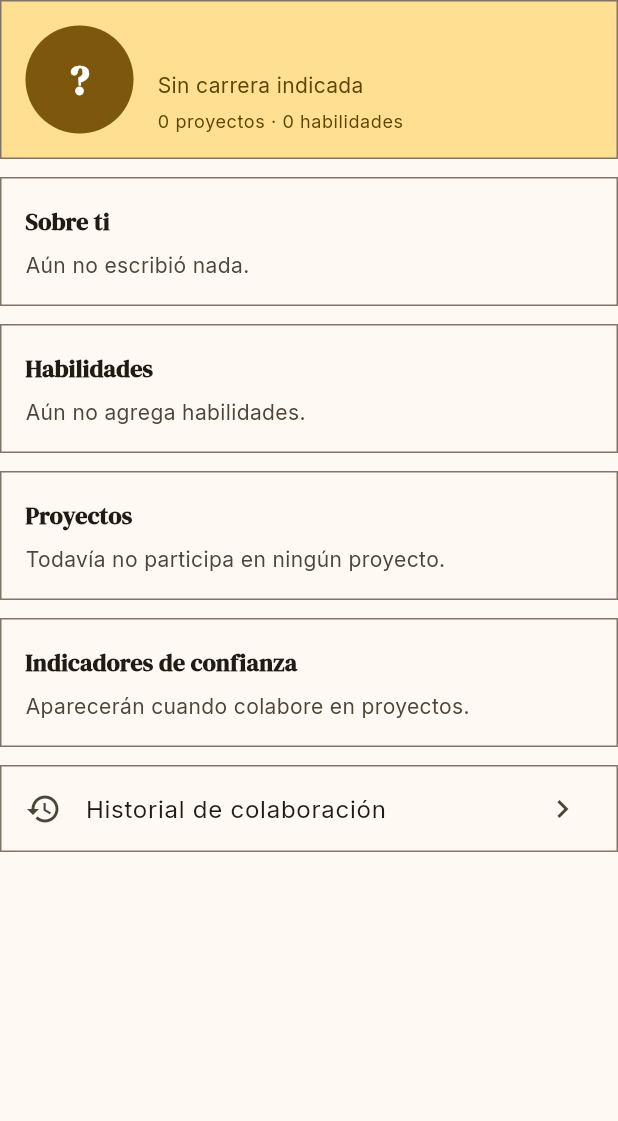
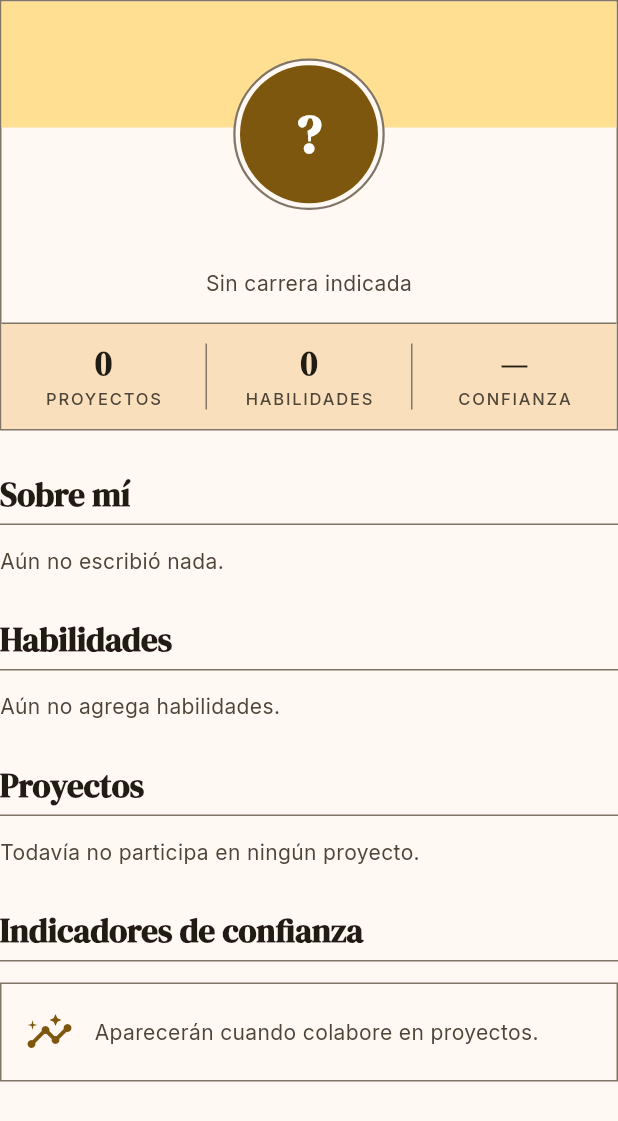
Before and after one commit to kicconsu/design-thinking, a Flutter app: the ProfileView widget shown alone on an empty page, opened directly with empty values, on a phone screen of 412 x 824 dp. Shown: the top 1121 px of the screen. Run offline on Flutter 3.47's test engine with Material 3 defaults, Android fonts, the phone set to English and light mode, and no system bars; our stand-ins replace flex_color_scheme, flutter_secure_storage, get, google_fonts, loggy, shared_preferences; missing offline and left inert: roble; accounts and stored records are empty.

Commit message:
feat(profile): redesign profile header and sections, merge projects into history
Centered avatar over the banner, figures strip, serif section headings
and flat content instead of stacked white cards. Edit lives only behind
the gear. Settings shows the email as a detail, not an option. The
separate projects screen is dropped: the projects card leads to the
collaboration history.

```diff
--- a/app/lib/features/profile/ui/pages/profile_page.dart
+++ b/app/lib/features/profile/ui/pages/profile_page.dart
@@ -10,8 +10,6 @@ import 'package:imker/routes/app_routes.dart';
 import '../viewmodels/profile_controller.dart';
 import '../widgets/profile_view.dart';
 import 'collaboration_history_page.dart';
-import 'edit_profile_page.dart';
-import 'profile_projects_page.dart';
 import 'settings_page.dart';
 import 'trust_indicators_page.dart';
 
@@ -101,10 +99,7 @@ class _ProfileContent extends StatelessWidget {
               isOwn: true,
               projects: myProjects,
               onOpenSettings: () => Get.to(() => const SettingsPage()),
-              onEdit: () => Get.to(() => const EditProfilePage()),
               onOpenProject: (p) => Get.to(() => ProjectDetailPage(project: p)),
-              onOpenProjects: () =>
-                  Get.to(() => ProfileProjectsPage(projects: myProjects)),
               onOpenIndicators: () =>
                   Get.to(() => TrustIndicatorsPage(profile: profile)),
               onOpenHistory: () => Get.to(
--- a/app/lib/features/profile/ui/pages/profile_projects_page.dart
+++ /dev/null
@@ -1,52 +0,0 @@
-import 'package:flutter/material.dart';
-import 'package:get/get.dart';
-
-import 'package:imker/features/projects/domain/models/project.dart';
-import 'package:imker/features/projects/ui/pages/project_detail_page.dart';
-import 'package:imker/features/projects/ui/widgets/project_tile.dart';
-
-/// Todos los proyectos de la persona: los que creó y en los que colabora.
-class ProfileProjectsPage extends StatelessWidget {
-  const ProfileProjectsPage({super.key, required this.projects});
-
-  final List<Project> projects;
-
-  @override
-  Widget build(BuildContext context) {
-    final cs = Theme.of(context).colorScheme;
-    final tt = Theme.of(context).textTheme;
-
-    return Scaffold(
-      backgroundColor: cs.primaryContainer,
-      appBar: AppBar(
-        backgroundColor: cs.tertiaryContainer,
-        title: const Text('Proyectos'),
-        centerTitle: true,
-        elevation: 0,
-      ),
-      body: SafeArea(
-        child: projects.isEmpty
-            ? Center(
-                child: Padding(
-                  padding: const EdgeInsets.all(24),
-                  child: Text(
-                    'Todavía no hay proyectos para mostrar.',
-                    style: tt.bodyMedium,
-                    textAlign: TextAlign.center,
-                  ),
-                ),
-              )
-            : ListView(
-                padding: const EdgeInsets.fromLTRB(20, 16, 20, 24),
-                children: [
-                  for (final p in projects)
-                    ProjectTile(
-                      project: p,
-                      onTap: () => Get.to(() => ProjectDetailPage(project: p)),
-                    ),
-                ],
-              ),
-      ),
-    );
-  }
-}
--- a/app/lib/features/profile/ui/pages/settings_page.dart
+++ b/app/lib/features/profile/ui/pages/settings_page.dart
@@ -6,7 +6,8 @@ import 'package:imker/routes/app_routes.dart';
 
 import 'edit_profile_page.dart';
 
-/// Ajustes de la cuenta: editar perfil, configuración y cerrar sesión.
+/// Detalles de la cuenta (solo lectura) y ajustes: editar perfil,
+/// configuración y cerrar sesión.
 class SettingsPage extends StatelessWidget {
   const SettingsPage({super.key});
 
@@ -62,7 +63,42 @@ class SettingsPage extends StatelessWidget {
           padding: const EdgeInsets.fromLTRB(20, 16, 20, 24),
           children: [
             Text(
-              'Cuenta',
+              'Detalles',
+              style: tt.titleSmall?.copyWith(color: cs.onSurfaceVariant),
+            ),
+            const SizedBox(height: 8),
+            Container(
+              padding: const EdgeInsets.all(16),
+              decoration: BoxDecoration(
+                color: cs.surface,
+                border: Border.all(color: cs.outline),
+              ),
+              child: Row(
+                children: [
+                  Icon(Icons.mail_outline, color: cs.onSurfaceVariant),
+                  const SizedBox(width: 12),
+                  Expanded(
+                    child: Column(
+                      crossAxisAlignment: CrossAxisAlignment.start,
+                      children: [
+                        Text(
+                          'CORREO',
+                          style: tt.labelSmall?.copyWith(
+                            letterSpacing: 1.2,
+                            color: cs.onSurfaceVariant,
+                          ),
+                        ),
+                        const SizedBox(height: 2),
+                        Text(auth.loggedEmail, style: tt.bodyLarge),
+                      ],
+                    ),
+                  ),
+                ],
+              ),
+            ),
+            const SizedBox(height: 24),
+            Text(
+              'Ajustes',
               style: tt.titleSmall?.copyWith(color: cs.onSurfaceVariant),
             ),
             const SizedBox(height: 8),
@@ -74,23 +110,10 @@ class SettingsPage extends StatelessWidget {
                 onTap: () => Get.off(() => const EditProfilePage()),
               ),
               Divider(height: 1, color: cs.outline),
-              ListTile(
-                leading: const Icon(Icons.mail_outline),
-                title: const Text('Correo'),
-                subtitle: Text(auth.loggedEmail),
-              ),
-            ]),
-            const SizedBox(height: 20),
-            Text(
-              'Aplicación',
-              style: tt.titleSmall?.copyWith(color: cs.onSurfaceVariant),
-            ),
-            const SizedBox(height: 8),
-            group([
-              ListTile(
-                leading: const Icon(Icons.settings_outlined),
-                title: const Text('Configuración'),
-                subtitle: const Text('Próximamente'),
+              const ListTile(
+                leading: Icon(Icons.settings_outlined),
+                title: Text('Configuración'),
+                subtitle: Text('Próximamente'),
                 enabled: false,
               ),
             ]),
--- a/app/lib/features/profile/ui/widgets/profile_view.dart
+++ b/app/lib/features/profile/ui/widgets/profile_view.dart
@@ -19,9 +19,7 @@ class ProfileView extends StatelessWidget {
     this.isOwn = false,
     this.projects = const [],
     this.onOpenSettings,
-    this.onEdit,
     this.onOpenProject,
-    this.onOpenProjects,
     this.onOpenIndicators,
     this.onOpenHistory,
   });
@@ -31,9 +29,7 @@ class ProfileView extends StatelessWidget {
   final bool isOwn;
   final List<Project> projects;
   final VoidCallback? onOpenSettings;
-  final VoidCallback? onEdit;
   final ValueChanged<Project>? onOpenProject;
-  final VoidCallback? onOpenProjects;
   final VoidCallback? onOpenIndicators;
   final VoidCallback? onOpenHistory;
 
@@ -43,6 +39,7 @@ class ProfileView extends StatelessWidget {
   Widget build(BuildContext context) {
     final cs = Theme.of(context).colorScheme;
     final tt = Theme.of(context).textTheme;
+    final muted = tt.bodyMedium?.copyWith(color: cs.onSurfaceVariant);
 
     return Column(
       crossAxisAlignment: CrossAxisAlignment.stretch,
@@ -53,31 +50,36 @@ class ProfileView extends StatelessWidget {
           projectCount: projects.length,
           isOwn: isOwn,
           onOpenSettings: onOpenSettings,
-          onEdit: onEdit,
         ),
-        const SizedBox(height: 12),
-        _SectionCard(
-          title: 'Sobre ti',
-          child: Text(
-            profile.bio.isNotEmpty
-                ? profile.bio
-                : (isOwn
+        const SizedBox(height: 28),
+        _Section(
+          title: isOwn ? 'Sobre ti' : 'Sobre mí',
+          child: profile.bio.isEmpty
+              ? Text(
+                  isOwn
                       ? 'Aún no has escrito nada sobre ti.'
-                      : 'Aún no escribió nada.'),
-            style: tt.bodyMedium?.copyWith(
-              color: profile.bio.isEmpty ? cs.onSurfaceVariant : null,
+                      : 'Aún no escribió nada.',
+                  style: muted,
+                )
+              : Container(
+                  padding: const EdgeInsets.only(left: 14),
+                  decoration: BoxDecoration(
+                    border: Border(
+                      left: BorderSide(color: cs.primary, width: 3),
                     ),
                   ),
+                  child: Text(profile.bio, style: tt.bodyLarge),
                 ),
-        const SizedBox(height: 12),
-        _SectionCard(
+        ),
+        const SizedBox(height: 28),
+        _Section(
           title: 'Habilidades',
           child: profile.skills.isEmpty
               ? Text(
                   isOwn
                       ? 'Aún no agregas habilidades.'
                       : 'Aún no agrega habilidades.',
-                  style: tt.bodyMedium?.copyWith(color: cs.onSurfaceVariant),
+                  style: muted,
                 )
               : Wrap(
                   spacing: 8,
@@ -86,8 +88,8 @@ class ProfileView extends StatelessWidget {
                     for (final skill in profile.skills)
                       Container(
                         padding: const EdgeInsets.symmetric(
-                          horizontal: 10,
-                          vertical: 6,
+                          horizontal: 12,
+                          vertical: 8,
                         ),
                         decoration: BoxDecoration(
                           color: cs.secondaryContainer,
@@ -95,25 +97,23 @@ class ProfileView extends StatelessWidget {
                         ),
                         child: Text(
                           skill,
-                          style: TextStyle(color: cs.onSecondaryContainer),
+                          style: tt.labelLarge?.copyWith(
+                            color: cs.onSecondaryContainer,
+                          ),
                         ),
                       ),
                   ],
                 ),
         ),
-        const SizedBox(height: 12),
-        _SectionCard(
+        const SizedBox(height: 28),
+        _Section(
           title: 'Proyectos',
-          onTap: onOpenProjects,
-          actionLabel: projects.length > _previewCount
-              ? 'Ver todos (${projects.length})'
-              : null,
           child: projects.isEmpty
               ? Text(
                   isOwn
                       ? 'Todavía no participas en ningún proyecto.'
                       : 'Todavía no participa en ningún proyecto.',
-                  style: tt.bodyMedium?.copyWith(color: cs.onSurfaceVariant),
+                  style: muted,
                 )
               : Column(
                   children: [
@@ -127,34 +127,72 @@ class ProfileView extends StatelessWidget {
                   ],
                 ),
         ),
-        const SizedBox(height: 12),
-        _SectionCard(
+        if (onOpenHistory != null) ...[
+          const SizedBox(height: 4),
+          _WideButton(
+            icon: Icons.history,
+            label: projects.length > _previewCount
+                ? 'Historial de colaboración (${projects.length})'
+                : 'Historial de colaboración',
+            onPressed: onOpenHistory!,
+          ),
+        ],
+        const SizedBox(height: 28),
+        _Section(
           title: 'Indicadores de confianza',
+          child: profile.hasTrustHistory
+              ? InkWell(
                   onTap: onOpenIndicators,
-          child: profile.hasTrustHistory
-              ? TrustIndicators(
+                  child: Container(
+                    padding: const EdgeInsets.all(16),
+                    decoration: BoxDecoration(
+                      color: cs.surface,
+                      border: Border.all(color: cs.outline),
+                    ),
+                    child: TrustIndicators(
                       commitmentScore: profile.commitmentScore,
                       onTimeScore: profile.onTimeScore,
                       responseRateScore: profile.responseRateScore,
                       completedProjectsScore: profile.completedProjectsScore,
                       showTitle: false,
-                )
-              : Text(
-                  'Aparecerán cuando ${isOwn ? 'colabores' : 'colabore'} en proyectos.',
-                  style: tt.bodyMedium?.copyWith(color: cs.onSurfaceVariant),
                     ),
                   ),
-        const SizedBox(height: 12),
-        _NavRow(
-          icon: Icons.history,
-          label: 'Historial de colaboración',
-          onTap: onOpenHistory,
+                )
+              : InkWell(
+                  onTap: onOpenIndicators,
+                  child: Container(
+                    padding: const EdgeInsets.all(16),
+                    decoration: BoxDecoration(
+                      border: Border.all(color: cs.outline),
+                    ),
+                    child: Row(
+                      children: [
+                        Icon(
+                          Icons.insights_outlined,
+                          size: 32,
+                          color: cs.primary,
+                        ),
+                        const SizedBox(width: 14),
+                        Expanded(
+                          child: Text(
+                            'Aparecerán cuando ${isOwn ? 'colabores' : 'colabore'} en proyectos.',
+                            style: muted,
+                          ),
+                        ),
+                        if (onOpenIndicators != null)
+                          Icon(Icons.chevron_right, color: cs.onSurfaceVariant),
+                      ],
+                    ),
+                  ),
+                ),
         ),
       ],
     );
   }
 }
 
+/// Banda con el avatar centrado sobre su borde, nombre, carrera y una franja de
+/// cifras al estilo de las tarjetas de Descubrir (celdas separadas por líneas).
 class _Header extends StatelessWidget {
   const _Header({
     required this.name,
@@ -162,7 +200,6 @@ class _Header extends StatelessWidget {
     required this.projectCount,
     required this.isOwn,
     this.onOpenSettings,
-    this.onEdit,
   });
 
   final String name;
@@ -170,175 +207,183 @@ class _Header extends StatelessWidget {
   final int projectCount;
   final bool isOwn;
   final VoidCallback? onOpenSettings;
-  final VoidCallback? onEdit;
 
   @override
   Widget build(BuildContext context) {
     final cs = Theme.of(context).colorScheme;
     final tt = Theme.of(context).textTheme;
-    final summary = [
-      '$projectCount ${projectCount == 1 ? 'proyecto' : 'proyectos'}',
-      '${profile.skills.length} ${profile.skills.length == 1 ? 'habilidad' : 'habilidades'}',
-    ].join(' · ');
+    const avatarRadius = 46.0;
 
-    return Container(
-      padding: const EdgeInsets.all(16),
-      decoration: BoxDecoration(
-        color: cs.tertiaryContainer,
-        border: Border.all(color: cs.outline),
-      ),
+    Widget stat(String value, String label) => Expanded(
+      child: Padding(
+        padding: const EdgeInsets.symmetric(vertical: 12),
         child: Column(
           children: [
-          Row(
-            crossAxisAlignment: CrossAxisAlignment.start,
-            children: [
-              ProfileAvatar(name: name, radius: 36),
-              const SizedBox(width: 16),
-              Expanded(
-                child: Column(
-                  crossAxisAlignment: CrossAxisAlignment.start,
-                  children: [
             Text(
-                      name,
-                      style: tt.titleLarge?.copyWith(
-                        fontWeight: FontWeight.bold,
-                        color: cs.onTertiaryContainer,
-                      ),
+              value,
+              style: tt.titleLarge?.copyWith(fontWeight: FontWeight.bold),
             ),
             const SizedBox(height: 2),
             Text(
-                      profile.academicInfo.isNotEmpty
-                          ? profile.academicInfo
-                          : (isOwn
-                                ? 'Agrega tu carrera'
-                                : 'Sin carrera indicada'),
-                      style: tt.bodyMedium?.copyWith(
-                        color: cs.onTertiaryContainer,
-                      ),
-                    ),
-                    const SizedBox(height: 6),
-                    Text(
-                      summary,
-                      style: tt.bodySmall?.copyWith(
-                        color: cs.onTertiaryContainer,
+              label.toUpperCase(),
+              style: tt.labelSmall?.copyWith(
+                letterSpacing: 1.2,
+                color: cs.onSurfaceVariant,
               ),
             ),
           ],
         ),
       ),
-              if (isOwn && onOpenSettings != null)
-                IconButton(
+    );
+    final divider = Container(width: 1, height: 44, color: cs.outline);
+
+    return Container(
+      decoration: BoxDecoration(border: Border.all(color: cs.outline)),
+      child: Column(
+        children: [
+          // Banda superior; el avatar la cruza.
+          Stack(
+            clipBehavior: Clip.none,
+            alignment: Alignment.topCenter,
+            children: [
+              Container(
+                height: 84,
+                width: double.infinity,
+                color: cs.tertiaryContainer,
+                alignment: Alignment.topRight,
+                child: isOwn && onOpenSettings != null
+                    ? IconButton(
                         tooltip: 'Ajustes',
                         icon: Icon(
                           Icons.settings_outlined,
                           color: cs.onTertiaryContainer,
                         ),
                         onPressed: onOpenSettings,
+                      )
+                    : null,
+              ),
+              Positioned(
+                top: 84 - avatarRadius,
+                child: Container(
+                  padding: const EdgeInsets.all(3),
+                  decoration: BoxDecoration(
+                    shape: BoxShape.circle,
+                    color: cs.surface,
+                    border: Border.all(color: cs.outline, width: 1.5),
+                  ),
+                  child: ProfileAvatar(name: name, radius: avatarRadius),
+                ),
               ),
             ],
           ),
-          if (isOwn && onEdit != null) ...[
-            const SizedBox(height: 12),
-            SizedBox(
-              width: double.infinity,
-              child: FilledButton(
-                style: FilledButton.styleFrom(
-                  shape: const RoundedRectangleBorder(
-                    borderRadius: BorderRadius.zero,
+          const SizedBox(height: avatarRadius + 12),
+          Padding(
+            padding: const EdgeInsets.symmetric(horizontal: 16),
+            child: Column(
+              children: [
+                Text(
+                  name,
+                  textAlign: TextAlign.center,
+                  style: tt.headlineSmall?.copyWith(
+                    fontWeight: FontWeight.bold,
                   ),
                 ),
-                onPressed: onEdit,
-                child: const Text('Editar perfil'),
+                const SizedBox(height: 4),
+                Text(
+                  profile.academicInfo.isNotEmpty
+                      ? profile.academicInfo
+                      : (isOwn ? 'Agrega tu carrera' : 'Sin carrera indicada'),
+                  textAlign: TextAlign.center,
+                  style: tt.bodyMedium?.copyWith(color: cs.onSurfaceVariant),
+                ),
+              ],
             ),
           ),
+          const SizedBox(height: 16),
+          Container(
+            decoration: BoxDecoration(
+              color: cs.secondaryContainer,
+              border: Border(top: BorderSide(color: cs.outline)),
+            ),
+            child: Row(
+              children: [
+                stat(
+                  '$projectCount',
+                  projectCount == 1 ? 'Proyecto' : 'Proyectos',
+                ),
+                divider,
+                stat(
+                  '${profile.skills.length}',
+                  profile.skills.length == 1 ? 'Habilidad' : 'Habilidades',
+                ),
+                divider,
+                stat(
+                  profile.hasTrustHistory ? '${profile.commitmentScore}%' : '—',
+                  'Confianza',
+                ),
               ],
+            ),
+          ),
         ],
       ),
     );
   }
 }
 
-/// Tarjeta con título; si recibe [onTap] se puede abrir (muestra un chevron).
-class _SectionCard extends StatelessWidget {
-  const _SectionCard({
-    required this.title,
-    required this.child,
-    this.onTap,
-    this.actionLabel,
-  });
+/// Título de sección en la tipografía de títulos de la app, con filete.
+class _Section extends StatelessWidget {
+  const _Section({required this.title, required this.child});
 
   final String title;
   final Widget child;
-  final VoidCallback? onTap;
-  final String? actionLabel;
 
   @override
   Widget build(BuildContext context) {
     final cs = Theme.of(context).colorScheme;
     final tt = Theme.of(context).textTheme;
 
-    return Container(
-      decoration: BoxDecoration(
-        color: cs.surface,
-        border: Border.all(color: cs.outline),
-      ),
-      child: InkWell(
-        onTap: onTap,
-        child: Padding(
-          padding: const EdgeInsets.all(16),
-          child: Column(
+    return Column(
       crossAxisAlignment: CrossAxisAlignment.start,
       children: [
-              Row(
-                children: [
-                  Expanded(
-                    child: Text(
+        Text(
           title,
-                      style: tt.titleMedium?.copyWith(
-                        fontWeight: FontWeight.bold,
+          style: tt.titleLarge?.copyWith(fontWeight: FontWeight.bold),
         ),
-                    ),
-                  ),
-                  if (actionLabel != null)
-                    Text(
-                      actionLabel!,
-                      style: tt.bodySmall?.copyWith(color: cs.primary),
-                    ),
-                  if (onTap != null)
-                    Icon(Icons.chevron_right, color: cs.onSurfaceVariant),
-                ],
-              ),
-              const SizedBox(height: 8),
+        const SizedBox(height: 6),
+        Divider(height: 1, color: cs.outline),
+        const SizedBox(height: 14),
         child,
       ],
-          ),
-        ),
-      ),
     );
   }
 }
 
-class _NavRow extends StatelessWidget {
-  const _NavRow({required this.icon, required this.label, this.onTap});
+/// Botón ancho con el aspecto de «Leer más» de las tarjetas de Descubrir.
+class _WideButton extends StatelessWidget {
+  const _WideButton({
+    required this.icon,
+    required this.label,
+    required this.onPressed,
+  });
 
   final IconData icon;
   final String label;
-  final VoidCallback? onTap;
+  final VoidCallback onPressed;
 
   @override
   Widget build(BuildContext context) {
     final cs = Theme.of(context).colorScheme;
-    return Container(
-      decoration: BoxDecoration(
-        color: cs.surface,
-        border: Border.all(color: cs.outline),
+    return OutlinedButton.icon(
+      style: OutlinedButton.styleFrom(
+        backgroundColor: cs.tertiaryContainer,
+        foregroundColor: cs.onTertiaryContainer,
+        side: BorderSide(color: cs.onTertiaryContainer),
+        minimumSize: const Size.fromHeight(48),
+        shape: const RoundedRectangleBorder(borderRadius: BorderRadius.zero),
       ),
-      child: ListTile(
-        leading: Icon(icon),
-        title: Text(label),
-        trailing: const Icon(Icons.chevron_right),
-        onTap: onTap,
-      ),
+      onPressed: onPressed,
+      icon: Icon(icon, size: 20),
+      label: Text(label),
     );
   }
 }
```
Also changed, not shown: 1 other file. Lines whose indentation alone changed are shown as unchanged.
